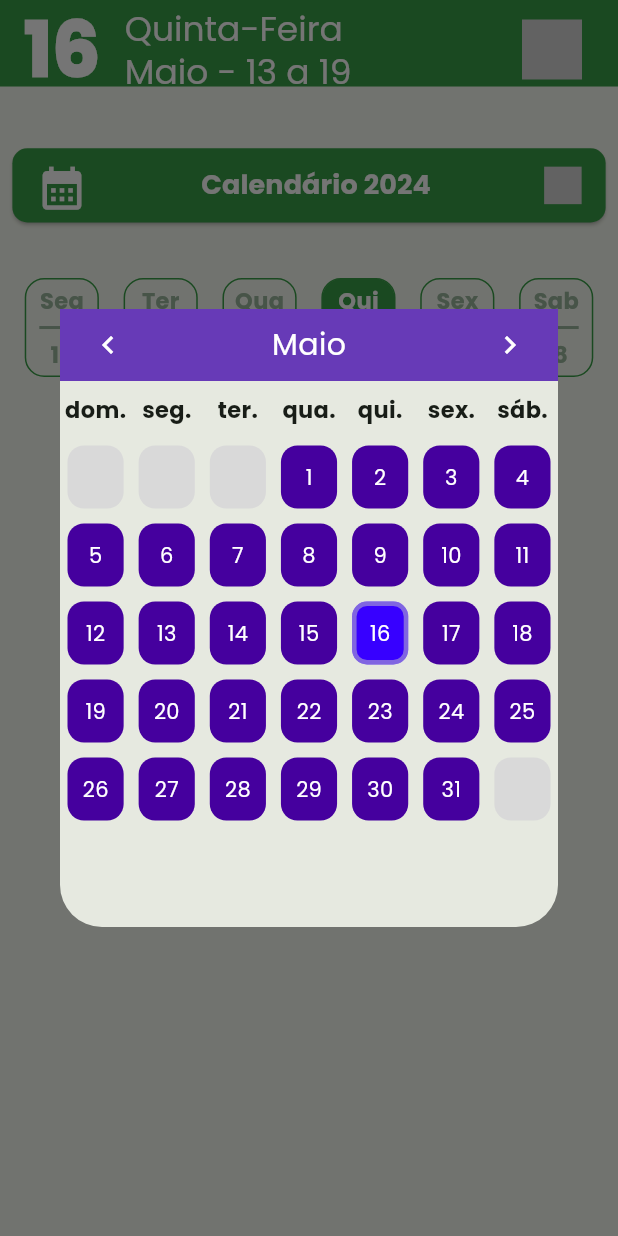
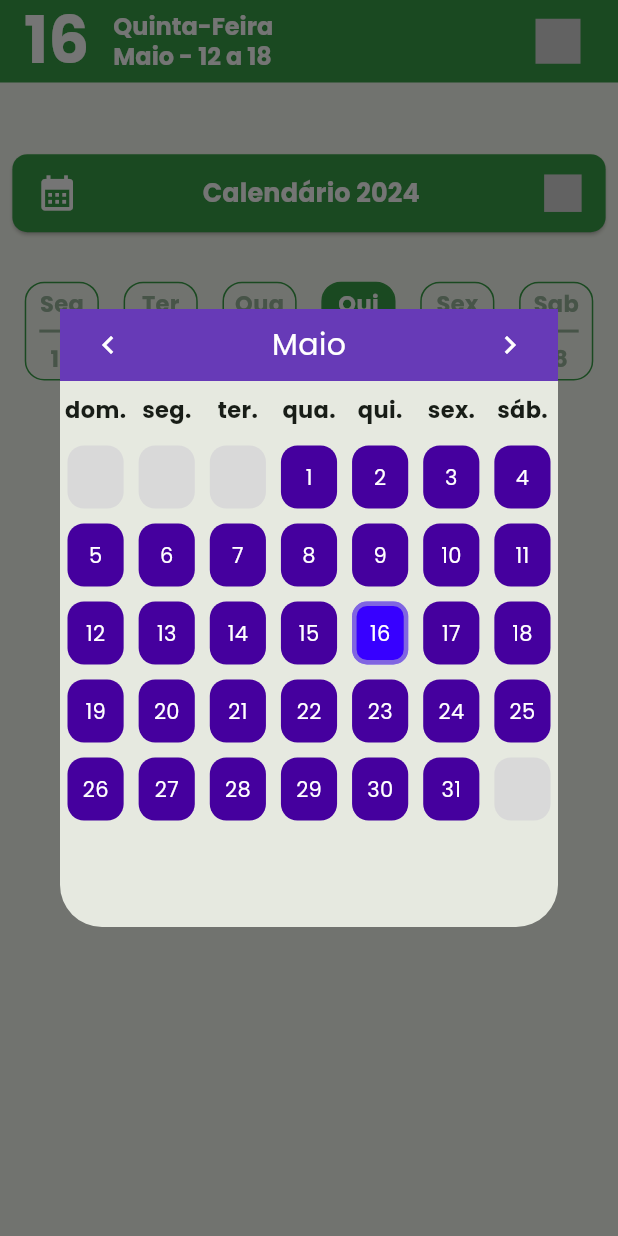
Before and after one commit to ladesa-ro/mobile, a Flutter app: the Home screen opened by its route, after a tap on an icon or button, on a phone screen of 412 x 824 dp. Run offline on Flutter 3.47's test engine with Material 3 defaults, Android fonts, the phone set to English and light mode, and no system bars; drawn by our look-alikes of table_calendar; our stand-ins replace lottie, shared_preferences; missing offline and left inert: iconify_flutter; accounts and stored records are empty.

Commit message:
adptando o codigo para ficar igual no figma

```diff
--- a/sisgha/lib/app/constants/estilos.dart
+++ b/sisgha/lib/app/constants/estilos.dart
@@ -4,12 +4,13 @@ import 'package:sisgha/app/constants/colors.dart';
 ButtonStyle estiloBotao(
     context, double left, double top, double right, double bottom) {
   return ButtonStyle(
-    padding: MaterialStateProperty.all<EdgeInsetsGeometry>(
+    //MaterialStateProperty tava assim antes mas tava dando erro
+    padding: WidgetStateProperty.all<EdgeInsetsGeometry>(
         EdgeInsets.fromLTRB(left, top, right, bottom)),
-    shape: MaterialStateProperty.all<OutlinedBorder>(
+    shape: WidgetStateProperty.all<OutlinedBorder>(
         RoundedRectangleBorder(borderRadius: BorderRadius.circular(10.0))),
     backgroundColor:
-        MaterialStateProperty.all<Color>(Theme.of(context).colorScheme.primary),
+        WidgetStateProperty.all<Color>(Theme.of(context).colorScheme.primary),
   );
 }
 
--- a/sisgha/lib/app/views/home/barra_top.dart
+++ b/sisgha/lib/app/views/home/barra_top.dart
@@ -10,7 +10,7 @@ import 'package:sisgha/app/constants/tamanhoTela.dart';
 class CustomAppBar extends StatelessWidget implements PreferredSizeWidget {
   final double height;
 
-  CustomAppBar({required this.height});
+  const CustomAppBar({super.key, required this.height});
 
   @override
   Size get preferredSize => Size.fromHeight(height);
@@ -18,7 +18,7 @@ class CustomAppBar extends StatelessWidget implements PreferredSizeWidget {
   @override
   Widget build(BuildContext context) {
     DateTime now = DateTime.now();
-    DateTime date = now.add(Duration(days: 7 - now.weekday));
+    DateTime date = now.add(Duration(days: 6 - now.weekday));
     final diaDoMes = DateFormat('dd').format(date);
 
     final primeirodiaSemana = int.parse(diaDoMes) - 6;
@@ -27,23 +27,20 @@ class CustomAppBar extends StatelessWidget implements PreferredSizeWidget {
       automaticallyImplyLeading: false,
       backgroundColor: Theme.of(context).colorScheme.primary,
       foregroundColor: ColorApp.Branco,
-      title: Padding(
-        padding: const EdgeInsets.fromLTRB(0, 10, 0, 0),
-        child: Row(
+      title: Row(
+          crossAxisAlignment: CrossAxisAlignment.center,
           mainAxisAlignment: MainAxisAlignment.center,
           children: [
-            Container(
-              child: Text(
+            Text(
               DatasFormatadas.DiaAgora,
               style: estiloTexto(
-                  TamanhoTela.horizontal(context) < 400 ? 45 : 50,
+                TamanhoTela.vertical(context) > 810 ? 43 : 36,
                 cor: ColorApp.Branco,
-                  peso: FontWeight.w900,
+                peso: FontWeight.bold,
               ),
             ),
-            ),
-            SizedBox(
-              width: TamanhoTela.horizontal(context) * 0.04,
+            const SizedBox(
+              width: 16,
             ),
             Column(
               crossAxisAlignment: CrossAxisAlignment.start,
@@ -51,35 +48,29 @@ class CustomAppBar extends StatelessWidget implements PreferredSizeWidget {
                 Text(
                   '${DatasFormatadas.DiaExtensoFormatado[0].toUpperCase() + DatasFormatadas.DiaExtensoFormatado.substring(1)}${DatasFormatadas.DiaExtensoFormatado == 'sabado' || DatasFormatadas.DiaExtensoFormatado == 'domingo' ? '' : 'Feira'}',
                   style: estiloTexto(
-                    TamanhoTela.horizontal(context) < 400 ? 21 : 23,
+                      TamanhoTela.vertical(context) > 810 ? 16 : 14,
                       cor: ColorApp.Branco,
-                  ),
+                      peso: FontWeight.bold),
                 ),
                 Text(
                   '${DatasFormatadas.MesAgora[0].toUpperCase() + DatasFormatadas.MesAgora.substring(1)} - ${primeirodiaSemana} a ${diaDoMes}',
                   style: estiloTexto(
-                    TamanhoTela.horizontal(context) < 400 ? 21 : 23,
+                      TamanhoTela.vertical(context) > 810 ? 16 : 14,
                       cor: ColorApp.Branco,
-                  ),
+                      peso: FontWeight.bold),
                 ),
               ],
             ),
-            Spacer(),
-            Row(
-              children: [
+            const Spacer(),
             IconButton(
               onPressed: () {},
               icon: const Iconify(
                 Icones.Bell,
-                    size: 40,
+                size: 30,
                 color: ColorApp.Branco,
               ),
-                ),
-              ],
-            ),
-          ],
-        ),
-      ),
+            )
+          ]),
     );
   }
 }
--- a/sisgha/lib/app/views/home/home.dart
+++ b/sisgha/lib/app/views/home/home.dart
@@ -25,20 +25,18 @@ class _HomeState extends State<Home> {
 
     return Scaffold(
       //aqui mexe no tamnho da barra de cima
-      appBar: CustomAppBar(
-          height: TamanhoTela.vertical(context) < 810
-              ? TamanhoTela.vertical(context) * 0.10
-              : TamanhoTela.vertical(context) * 0.07),
+      appBar: const CustomAppBar(height: 55),
+
       body: ListView(
         children: [
-          SizedBox(
-            height: TamanhoTela.vertical(context) * 0.04,
-            width: TamanhoTela.horizontal(context),
-          ),
+          SizedBox(height: TamanhoTela.vertical(context) * 0.058),
           Container(
-            padding: EdgeInsets.all(TamanhoTela.horizontal(context) * 0.02),
-            height: MediaQuery.sizeOf(context).height * 0.08,
-            width: MediaQuery.sizeOf(context).width,
+            padding: EdgeInsets.only(
+                left: TamanhoTela.horizontal(context) * 0.02,
+                top: 0,
+                right: TamanhoTela.horizontal(context) * 0.02,
+                bottom: 0),
+            height: 52,
             child: ElevatedButton(
               style: estiloBotao(context, 0, 10, 0, 10),
               onPressed: () {
@@ -58,22 +56,22 @@ class _HomeState extends State<Home> {
                   ),
                   Icon(
                     Icons.calendar_month,
-                    size: TamanhoTela.horizontal(context) / 12,
-                    color: Colors.white,
+                    size: TamanhoTela.vertical(context) > 810 ? 28 : 22,
+                    color: ColorApp.Branco,
                   ),
-                  Spacer(),
+                  const Spacer(),
                   Text(
                     'Calendário ${now.year}',
                     style: estiloTexto(
-                        TamanhoTela.horizontal(context) > 650 ? 35 : 18,
+                        TamanhoTela.vertical(context) > 810 ? 17 : 15,
                         cor: Colors.white,
-                        peso: FontWeight.w700),
+                        peso: FontWeight.bold),
                   ),
-                  Spacer(),
+                  const Spacer(),
                   Iconify(
                     Icones.SetaBaixo,
                     color: ColorApp.Branco,
-                    size: TamanhoTela.horizontal(context) > 650 ? 35 : 25,
+                    size: TamanhoTela.vertical(context) > 810 ? 25 : 20,
                   ),
                   const SizedBox(
                     width: 16,
@@ -83,10 +81,11 @@ class _HomeState extends State<Home> {
             ),
           ),
           SizedBox(
-            height: TamanhoTela.vertical(context) * 0.035,
+            height: TamanhoTela.vertical(context) * 0.04,
           ),
           //botoes com os dias da semana
-          Container(
+
+          SizedBox(
             height: TamanhoTela.vertical(context),
             child: QuadradosHome(context),
           )
--- a/sisgha/lib/app/views/home/navegacao.dart
+++ b/sisgha/lib/app/views/home/navegacao.dart
@@ -30,6 +30,7 @@ class _NavigationState extends State<Navigation> {
     return Scaffold(
       body: _buildPage(_selectedIndex),
       bottomNavigationBar: BottomAppBar(
+        height: TamanhoTela.vertical(context) > 810 ? 60 : 56,
         color: ColorApp.VerdeEscuro,
         child: SizedBox(
           height: 60.0,
@@ -79,17 +80,17 @@ class _NavigationState extends State<Navigation> {
           color: _selectedIndex == index ? Colors.white : null,
           borderRadius: BorderRadius.circular(10),
         ),
-        width: TamanhoTela.horizontal(context) / 6,
-        height: TamanhoTela.vertical(context) / 5,
+        width: 55,
+        height: 50,
         child: _selectedIndex == index
             ? Iconify(
                 iconCheio,
-                size: 30,
+                size: 20,
                 color: ColorApp.VerdeEscuro,
               )
             : Iconify(
                 iconVazio,
-                size: 30,
+                size: 20,
                 color: Colors.white,
               ),
       ),
--- a/sisgha/lib/app/widgets/quadrados_Home.dart
+++ b/sisgha/lib/app/widgets/quadrados_Home.dart
@@ -1,15 +1,14 @@
 import 'package:flutter/material.dart';
-import 'package:flutter/widgets.dart';
-
 import 'package:intl/intl.dart';
 import 'package:sisgha/app/constants/colors.dart';
 import 'package:sisgha/app/constants/estilos.dart';
 import 'package:sisgha/app/constants/tamanhoTela.dart';
 
 @override
+// ignore: non_constant_identifier_names
 Widget QuadradosHome(BuildContext context) {
   return Scaffold(
-    body: Container(
+    body: SizedBox(
       height: MediaQuery.sizeOf(context).height > 750
           ? MediaQuery.sizeOf(context).height * 0.08
           : MediaQuery.sizeOf(context).height * 0.10,
@@ -26,6 +25,7 @@ Widget QuadradosHome(BuildContext context) {
   );
 }
 
+// ignore: non_constant_identifier_names
 Widget ConstrutorQuadrados(BuildContext context, int index) {
   List<String> weekdays = [
     'Seg',
@@ -45,7 +45,6 @@ Widget ConstrutorQuadrados(BuildContext context, int index) {
         width: TamanhoTela.horizontal(context) * 0.04,
       ),
       Container(
-        foregroundDecoration: BoxDecoration(),
         decoration: BoxDecoration(
           color: diaDoMes == DateFormat('dd').format(now)
               ? ColorApp.VerdeEscuro
@@ -70,7 +69,7 @@ Widget ConstrutorQuadrados(BuildContext context, int index) {
                   cor: diaDoMes == DateFormat('dd').format(now)
                       ? ColorApp.Branco
                       : ColorApp.VerdeCinza,
-                  peso: FontWeight.w700),
+                  peso: FontWeight.w600),
             ),
             Container(
               width: 30,
@@ -80,12 +79,12 @@ Widget ConstrutorQuadrados(BuildContext context, int index) {
                   : ColorApp.VerdeCinza,
             ),
             Text(
-              '${diaDoMes}',
+              diaDoMes,
               style: estiloTexto(15,
                   cor: diaDoMes == DateFormat('dd').format(now)
                       ? ColorApp.Branco
                       : ColorApp.VerdeCinza,
-                  peso: FontWeight.w700),
+                  peso: FontWeight.w600),
             ),
           ],
         ),
```
Lines whose indentation alone changed are shown as unchanged.
